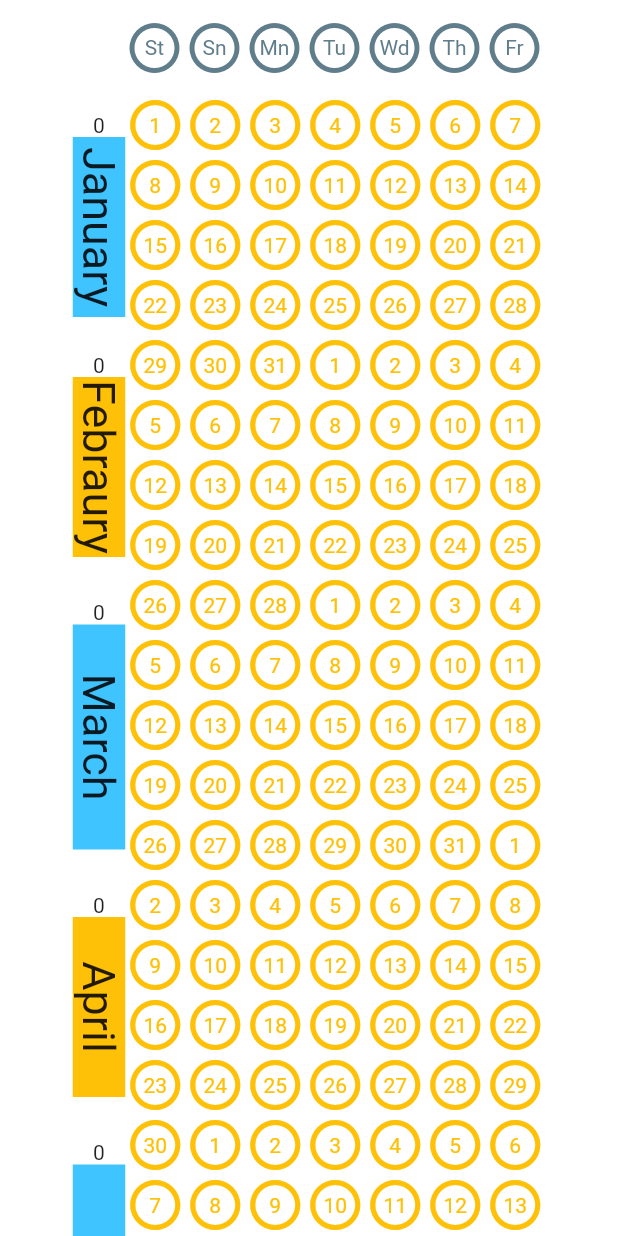
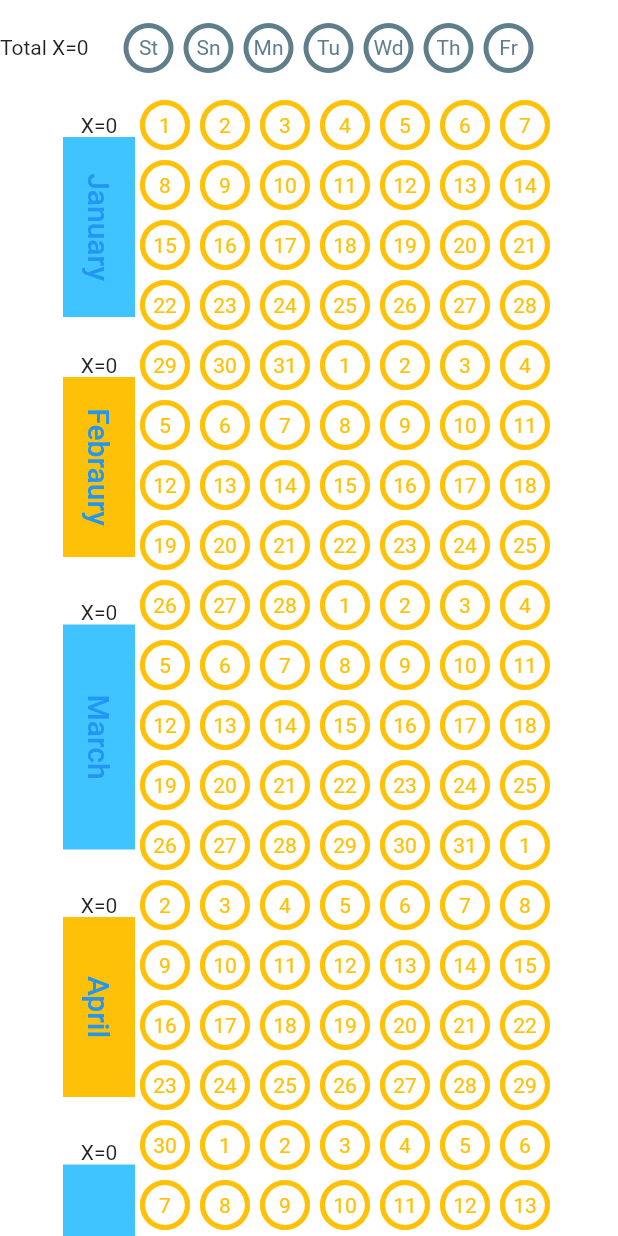
Before and after one commit to mhussin2008/mycustomcalendar, a Flutter app: the screen it shows after launch, on a phone screen of 412 x 824 dp. Run offline on Flutter 3.47's test engine with Material 2 defaults, Android fonts, the phone set to English and light mode, and no system bars.

Commit message:
Working Ver 1

```diff
--- a/lib/constants.dart
+++ b/lib/constants.dart
@@ -13,6 +13,7 @@ class Constants
   //static List<List<SingleDay>> widgetList= List.generate(6, (i) => List.filled(7, SingleDay('0',11.toString(), 'Z'),growable: false),growable: false);
   static List<SingleDay> widgetList=List.filled(1, SingleDay(Constants.dayApprev[0], 0.toString(), 'H'),growable: true);
   static List<SingleDay> header=List.filled(1, SingleDay(Constants.dayApprev[0], 0.toString(), 'H'),growable: true);
-  static int totalX=0,totalE=0;
+  static List<int> totalX=[0,0,0,0,0,0,0,0,0,0,0,0];
+  static List<int>totalE=[0,0,0,0,0,0,0,0,0,0,0,0];
 
 }
--- a/lib/mycalendar.dart
+++ b/lib/mycalendar.dart
@@ -32,10 +32,13 @@ class _MyCalendarState extends State<MyCalendar> {
     print('total=$hhh');
     print('year days=${Constants.widgetList.length}');
 
-    int totalX=0;
+    List<int> totalX=[0,0,0,0,0,0,0,0,0,0,0,0];
+    int k=-1;
     for(int i=0;i<Constants.widgetList.length;i++){
-      if (Constants.widgetList[i].cstate=='X'){totalX++;}
+      if( Constants.widgetList[i].num=='1') {k++;}
+      if (Constants.widgetList[i].cstate=='X'){totalX[k]++;}
     }
+    var sum=totalX.reduce((a, b) => a + b);
     setState(() {
       Constants.totalX=totalX;
     });
@@ -60,20 +63,29 @@ class _MyCalendarState extends State<MyCalendar> {
 
         var v=Row(
            mainAxisAlignment: MainAxisAlignment.center,
-           children: [Column (children: [Text('$totalX'),
+           children: [Column (children: [Text('X=${totalX[i]}'),
 
              RotatedBox(
                quarterTurns: 1,
                child: Container(
+                 padding:EdgeInsets.all(0.0) ,
                  width: 30*(Constants.monthLength[i+1]-Constants.monthLength[i]).toDouble(),
                  color: i.isOdd?Colors.amber:Colors.lightBlueAccent,
-                 child: Text(Constants.monthNames[i],
-                   textAlign: TextAlign.center,
-                   style: TextStyle(
-                       fontSize: 30,
-                    // backgroundColor: Colors.lightBlueAccent
+                 child: TextButton(
+                   onPressed: (){
+                     setState(() {
+
+                     });
+                   },
+
+                   child: Text(Constants.monthNames[i],
+                     textAlign: TextAlign.center,
+                     style: TextStyle(
+                         fontSize: 20,
+                      // backgroundColor: Colors.lightBlueAccent
+                     ),
+
                    ),
-
                  ),
                ),
              )]),
@@ -102,7 +114,10 @@ class _MyCalendarState extends State<MyCalendar> {
 
       children:( [
          Expanded(
-             flex:1,child: Row(children: <Widget> [SizedBox(width: 83,)]+ Constants.header)
+             flex:1,child: Row(children: <Widget> [
+             //  SizedBox(width: 83,)
+         Text('Total X='+sum.toString()), SizedBox(width: 20,)
+         ]+ Constants.header)
 
          ),
           Expanded (flex:12,child: SingleChildScrollView(
```
